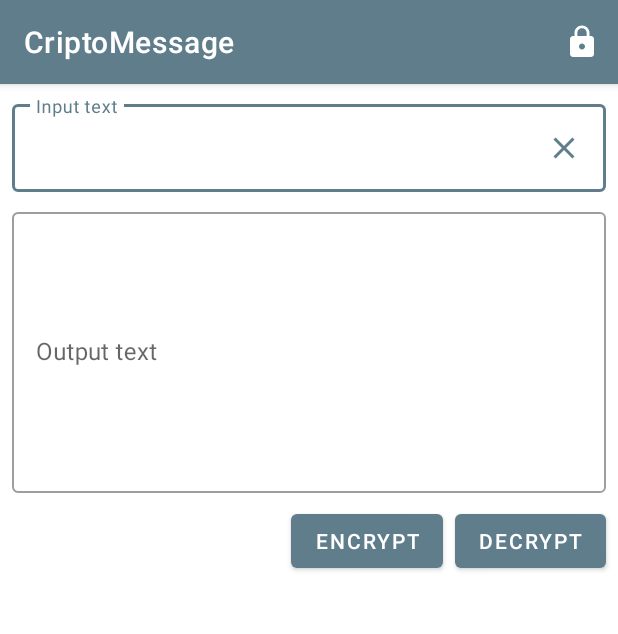
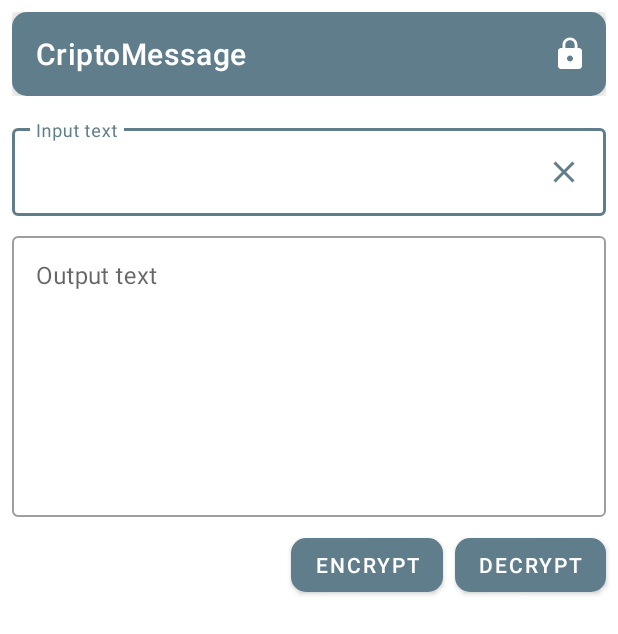
Before and after one commit to DiegoLovera/CriptoMessage, an Android app: the screen it shows after launch (MainActivity), on a phone screen of 412 x 824 dp. Shown: the top 634 px of the screen. Run offline under Robolectric (Android 15) with nearby library versions, the phone set to English and light mode, and no system bars.

Commit message:
TOLLBAR ROUNDED

```diff
--- /dev/null
+++ b/app/src/main/res/drawable/toolbar_rounded_background.xml
@@ -0,0 +1,5 @@
+<shape android:shape="rectangle"
+    xmlns:android="http://schemas.android.com/apk/res/android" >
+    <solid android:color="?attr/colorPrimary" />
+    <corners android:radius="10dp" />
+</shape>
--- a/app/src/main/res/layout/activity_main.xml
+++ b/app/src/main/res/layout/activity_main.xml
@@ -1,7 +1,7 @@
 <?xml version="1.0" encoding="utf-8"?>
 <androidx.coordinatorlayout.widget.CoordinatorLayout xmlns:android="http://schemas.android.com/apk/res/android"
+    xmlns:tools="http://schemas.android.com/tools"
     xmlns:app="http://schemas.android.com/apk/res-auto"
-    xmlns:tools="http://schemas.android.com/tools"
     android:id="@+id/mainCoordinator"
     android:layout_width="match_parent"
     android:layout_height="match_parent"
@@ -10,15 +10,17 @@
     <com.google.android.material.appbar.AppBarLayout
         android:layout_width="match_parent"
         android:layout_height="wrap_content"
-        android:theme="@style/AppTheme.AppBarOverlay"
-        android:elevation="4dp">
+        android:layout_margin="8dp"
+        app:elevation="0dp"
+        android:background="@android:color/transparent">
 
         <androidx.appcompat.widget.Toolbar
             android:id="@+id/toolbar"
             android:layout_width="match_parent"
+            android:elevation="8dp"
             android:layout_height="?attr/actionBarSize"
-            android:background="?attr/colorPrimary"
-            app:popupTheme="@style/AppTheme.PopupOverlay" />
+            app:titleTextColor="@android:color/white"
+            android:background="@drawable/toolbar_rounded_background" />
 
     </com.google.android.material.appbar.AppBarLayout>
 
--- a/app/src/main/res/layout/content_main.xml
+++ b/app/src/main/res/layout/content_main.xml
@@ -15,7 +15,7 @@
         android:layout_width="0dp"
         android:layout_height="wrap_content"
         android:layout_marginStart="8dp"
-        android:layout_marginTop="8dp"
+        android:layout_marginTop="16dp"
         android:layout_marginEnd="8dp"
         app:layout_constraintEnd_toEndOf="parent"
         app:layout_constraintStart_toStartOf="parent"
@@ -46,6 +46,8 @@
             android:layout_width="match_parent"
             android:layout_height="wrap_content"
             android:hint="Output text"
+            android:gravity="top|start"
+            android:inputType="textMultiLine"
             android:minLines="8" />
     </com.google.android.material.textfield.TextInputLayout>
 
@@ -56,6 +58,7 @@
         android:layout_marginTop="8dp"
         android:layout_marginEnd="8dp"
         android:text="@string/button_1"
+        app:cornerRadius="10dp"
         app:layout_constraintEnd_toStartOf="@+id/button_decrypt"
         app:layout_constraintTop_toBottomOf="@+id/textOutputLayout" />
 
@@ -66,6 +69,7 @@
         android:layout_marginTop="8dp"
         android:layout_marginRight="8dp"
         android:text="@string/button_2"
+        app:cornerRadius="10dp"
         app:layout_constraintRight_toRightOf="parent"
         app:layout_constraintTop_toBottomOf="@+id/textOutputLayout" />
 
--- /dev/null
+++ b/app/src/main/res/values-v23/styles.xml
@@ -0,0 +1,8 @@
+<?xml version="1.0" encoding="utf-8"?>
+<resources>
+    <style name="AppTheme.NoActionBar">
+        <item name="android:windowLightStatusBar">true</item>
+        <item name="windowActionBar">false</item>
+        <item name="windowNoTitle">true</item>
+    </style>
+</resources>
--- a/app/src/main/res/values/colors.xml
+++ b/app/src/main/res/values/colors.xml
@@ -1,6 +1,6 @@
 <?xml version="1.0" encoding="utf-8"?>
 <resources>
     <color name="colorPrimary">#607d8b</color>
-    <color name="colorPrimaryDark">#34515e</color>
+    <color name="colorPrimaryDark">#FFF</color>
     <color name="colorAccent">#8eacbb</color>
 </resources>
--- a/app/src/main/res/values/styles.xml
+++ b/app/src/main/res/values/styles.xml
@@ -13,11 +13,15 @@
         <item name="windowNoTitle">true</item>
     </style>
 
-    <style name="AppTheme.AppBarOverlay" parent="ThemeOverlay.MaterialComponents.Dark.ActionBar" />
+    <style name="AppTheme.AppBarOverlay" parent="ThemeOverlay.MaterialComponents.Light" />
     <style name="AppTheme.PopupOverlay" parent="ThemeOverlay.MaterialComponents.Light" />
 
     <style name="Dialog.NoTitle.Transparent" parent="@android:style/Theme.Material.Light.Dialog.NoActionBar.MinWidth">
         <item name="android:windowBackground">@drawable/dialog_background</item>
     </style>
 
+    <style name="Rounded.Toolbar" parent="">
+        <item name="android:background">@drawable/toolbar_rounded_background</item>
+    </style>
+
 </resources>
```
